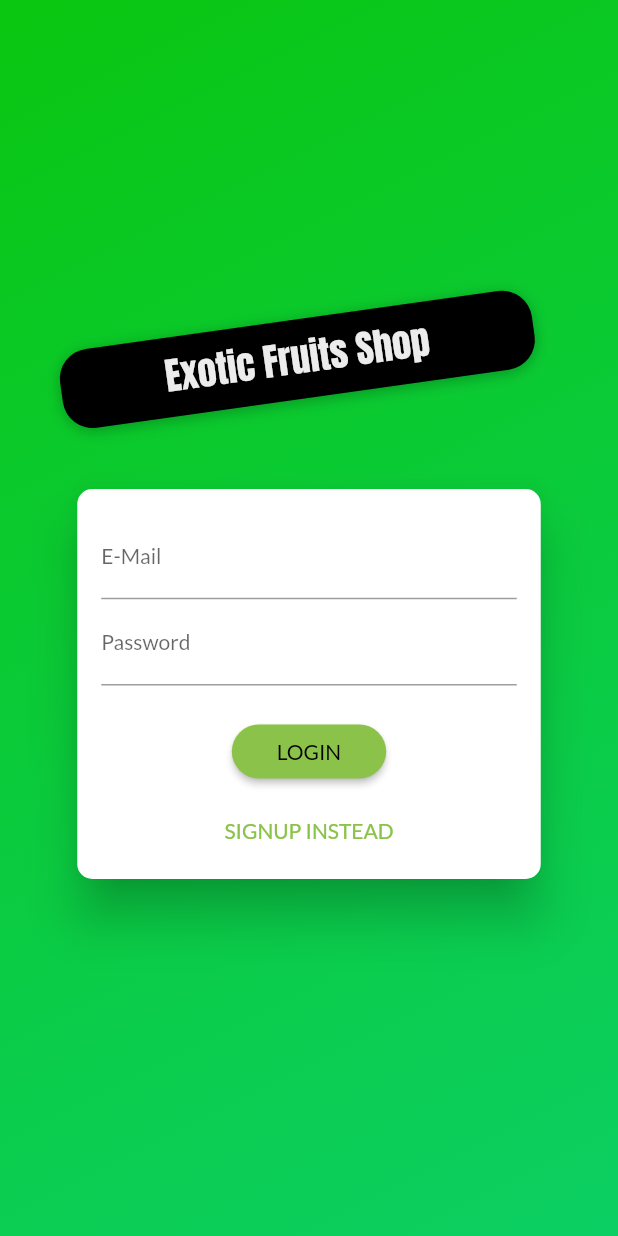
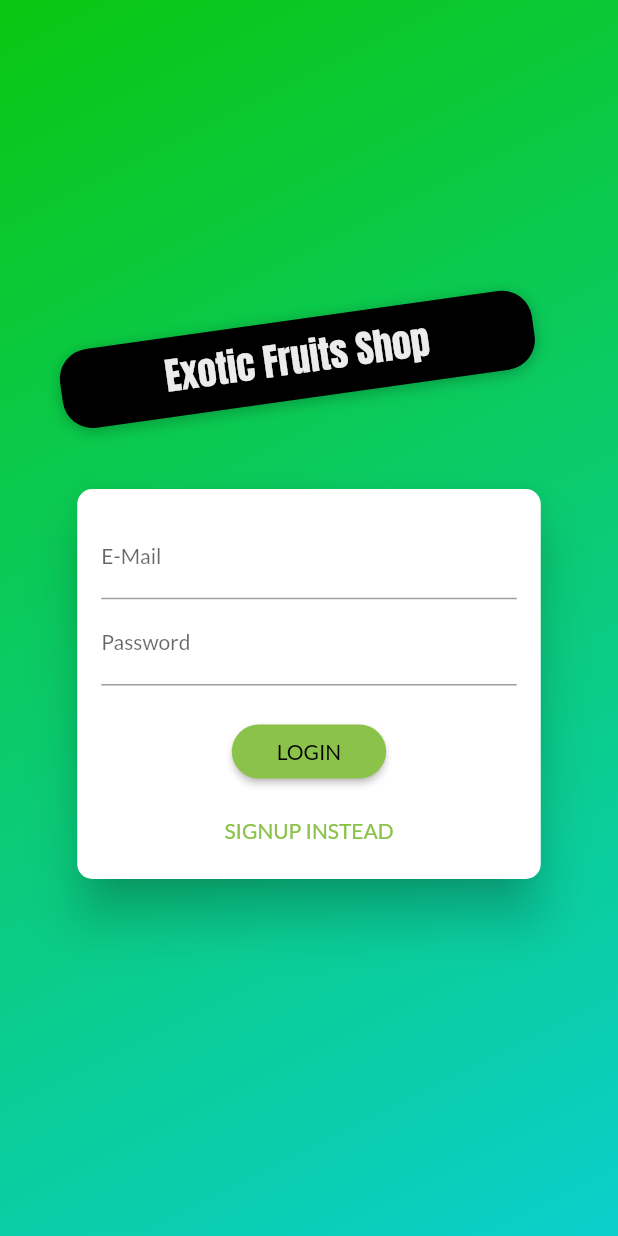
Before and after one commit to Zhenya-Mykhalskyi/Shop-App, a Flutter app: the screen it shows after launch, on a phone screen of 412 x 824 dp. Run offline on Flutter 3.47's test engine with Material 2 defaults, Android fonts, the phone set to English and light mode, and no system bars; our stand-ins replace simple_gradient_text.

```diff
--- a/lib/main.dart
+++ b/lib/main.dart
@@ -27,7 +27,10 @@ class MyApp extends StatelessWidget {
         ChangeNotifierProvider(create: (ctx) => Auth()),
         ChangeNotifierProxyProvider<Auth, Products>(
           update: (ctx, auth, previousProduts) => Products(
-              auth.token, previousProduts == null ? [] : previousProduts.items),
+            auth.token,
+            auth.userId,
+            previousProduts == null ? [] : previousProduts.items,
+          ),
         ), //proxy для того, щоб управляти токеном з файлу Auth. При зміні Auth буде створений новий об'єкт Products
         ChangeNotifierProvider(create: (ctx) => Cart()),
         ChangeNotifierProxyProvider<Auth, Orders>(
--- a/lib/providers/auth.dart
+++ b/lib/providers/auth.dart
@@ -21,6 +21,10 @@ class Auth with ChangeNotifier {
       return _token;
     }
     return null; //в противном случаее
+  }
+
+  String get userId {
+    return _userId;
   }
 
   Future<void> _authenticate(
--- a/lib/screens/auth_screen.dart
+++ b/lib/screens/auth_screen.dart
@@ -27,7 +27,7 @@ class AuthScreen extends StatelessWidget {
               gradient: LinearGradient(
                 colors: [
                   Color.fromARGB(255, 10, 199, 17),
-                  Color.fromARGB(255, 11, 207, 99),
+                  Color.fromARGB(255, 11, 207, 204),
                 ],
                 begin: Alignment.topLeft,
                 end: Alignment.bottomRight,
--- a/lib/widgets/product_item.dart
+++ b/lib/widgets/product_item.dart
@@ -41,7 +41,7 @@ class ProductItem extends StatelessWidget {
           leading: Consumer<Product>(
             builder: (ctx, product, _) => IconButton(
               onPressed: () {
-                product.toggleFavoriteStatus(authData.token);
+                product.toggleFavoriteStatus(authData.token, authData.userId);
               },
               icon: Icon(
                 product.isFavorite ? Icons.favorite : Icons.favorite_border,
```
Also changed, not shown: lib/providers/product.dart (+4 -6 lines), lib/providers/products.dart (+10 -4 lines).
